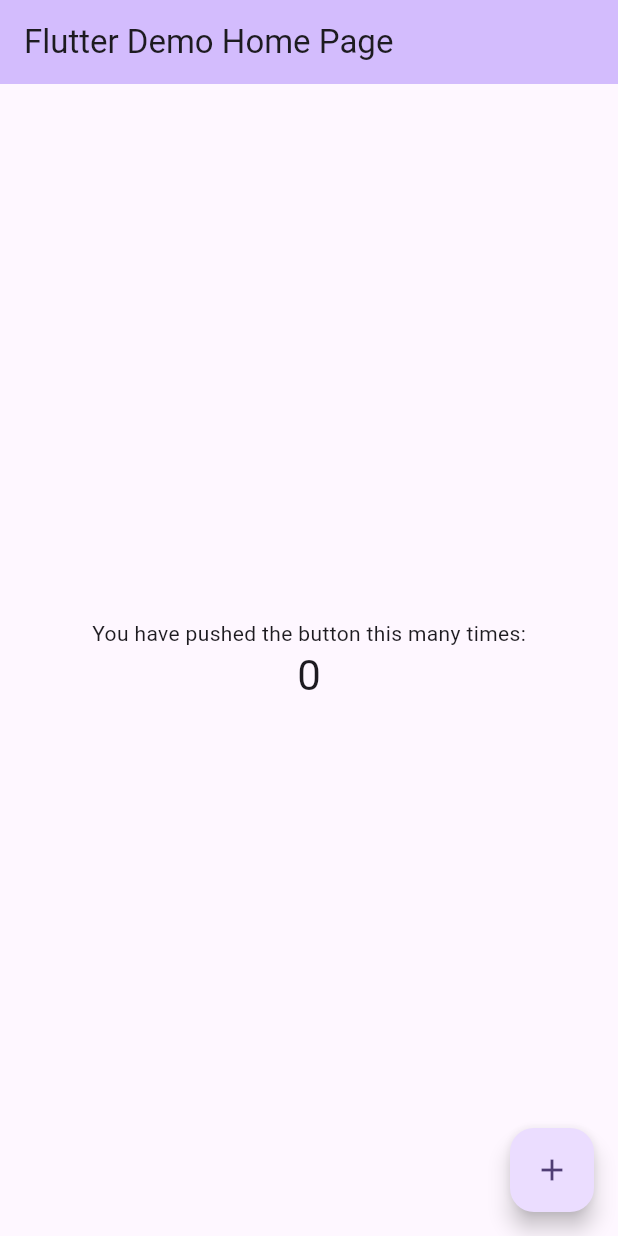
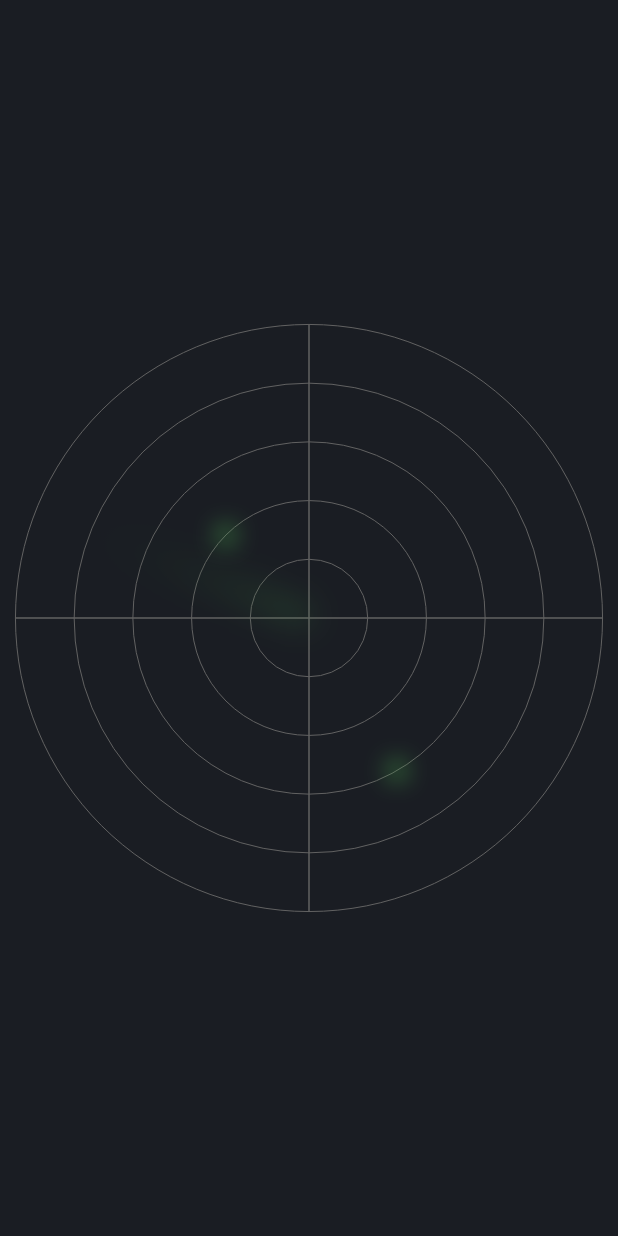
Before and after one commit to Akash3787/rescue_radar, a Flutter app: the screen it shows after launch, on a phone screen of 412 x 824 dp. Run offline on Flutter 3.47's test engine with Material 3 defaults, Android fonts, the phone set to English and light mode, and no system bars.

Commit message:
Mapping Interface, Rotating Sweeping Line, Blinking Green Pulse for Human Detection

```diff
--- a/lib/main.dart
+++ b/lib/main.dart
@@ -1,4 +1,5 @@
 import 'package:flutter/material.dart';
+import 'mapping_interface.dart';
 
 void main() {
   runApp(const MyApp());
@@ -7,116 +8,13 @@ void main() {
 class MyApp extends StatelessWidget {
   const MyApp({super.key});
 
-  // This widget is the root of your application.
   @override
   Widget build(BuildContext context) {
     return MaterialApp(
-      title: 'Flutter Demo',
-      theme: ThemeData(
-        // This is the theme of your application.
-        //
-        // TRY THIS: Try running your application with "flutter run". You'll see
-        // the application has a purple toolbar. Then, without quitting the app,
-        // try changing the seedColor in the colorScheme below to Colors.green
-        // and then invoke "hot reload" (save your changes or press the "hot
-        // reload" button in a Flutter-supported IDE, or press "r" if you used
-        // the command line to start the app).
-        //
-        // Notice that the counter didn't reset back to zero; the application
-        // state is not lost during the reload. To reset the state, use hot
-        // restart instead.
-        //
-        // This works for code too, not just values: Most code changes can be
-        // tested with just a hot reload.
-        colorScheme: ColorScheme.fromSeed(seedColor: Colors.deepPurple),
-      ),
-      home: const MyHomePage(title: 'Flutter Demo Home Page'),
+      debugShowCheckedModeBanner: false,
+      title: 'Rescue Radar',
+      theme: ThemeData.dark(),
+      home: MappingInterface(),  // <-- THIS SHOWS YOUR RADAR
     );
   }
 }
-
-class MyHomePage extends StatefulWidget {
-  const MyHomePage({super.key, required this.title});
-
-  // This widget is the home page of your application. It is stateful, meaning
-  // that it has a State object (defined below) that contains fields that affect
-  // how it looks.
-
-  // This class is the configuration for the state. It holds the values (in this
-  // case the title) provided by the parent (in this case the App widget) and
-  // used by the build method of the State. Fields in a Widget subclass are
-  // always marked "final".
-
-  final String title;
-
-  @override
-  State<MyHomePage> createState() => _MyHomePageState();
-}
-
-class _MyHomePageState extends State<MyHomePage> {
-  int _counter = 0;
-
-  void _incrementCounter() {
-    setState(() {
-      // This call to setState tells the Flutter framework that something has
-      // changed in this State, which causes it to rerun the build method below
-      // so that the display can reflect the updated values. If we changed
-      // _counter without calling setState(), then the build method would not be
-      // called again, and so nothing would appear to happen.
-      _counter++;
-    });
-  }
-
-  @override
-  Widget build(BuildContext context) {
-    // This method is rerun every time setState is called, for instance as done
-    // by the _incrementCounter method above.
-    //
-    // The Flutter framework has been optimized to make rerunning build methods
-    // fast, so that you can just rebuild anything that needs updating rather
-    // than having to individually change instances of widgets.
-    return Scaffold(
-      appBar: AppBar(
-        // TRY THIS: Try changing the color here to a specific color (to
-        // Colors.amber, perhaps?) and trigger a hot reload to see the AppBar
-        // change color while the other colors stay the same.
-        backgroundColor: Theme.of(context).colorScheme.inversePrimary,
-        // Here we take the value from the MyHomePage object that was created by
-        // the App.build method, and use it to set our appbar title.
-        title: Text(widget.title),
-      ),
-      body: Center(
-        // Center is a layout widget. It takes a single child and positions it
-        // in the middle of the parent.
-        child: Column(
-          // Column is also a layout widget. It takes a list of children and
-          // arranges them vertically. By default, it sizes itself to fit its
-          // children horizontally, and tries to be as tall as its parent.
-          //
-          // Column has various properties to control how it sizes itself and
-          // how it positions its children. Here we use mainAxisAlignment to
-          // center the children vertically; the main axis here is the vertical
-          // axis because Columns are vertical (the cross axis would be
-          // horizontal).
-          //
-          // TRY THIS: Invoke "debug painting" (choose the "Toggle Debug Paint"
-          // action in the IDE, or press "p" in the console), to see the
-          // wireframe for each widget.
-          mainAxisAlignment: MainAxisAlignment.center,
-          children: <Widget>[
-            const Text('You have pushed the button this many times:'),
-            Text(
-              '$_counter',
-              style: Theme.of(context).textTheme.headlineMedium,
-            ),
-          ],
-        ),
-      ),
-      floatingActionButton: FloatingActionButton(
-        onPressed: _incrementCounter,
-        tooltip: 'Increment',
-        child: const Icon(Icons.add),
-      ), // This trailing comma makes auto-formatting nicer for build methods.
-    );
-  }
-}
--- /dev/null
+++ b/lib/mapping_interface.dart
@@ -0,0 +1,134 @@
+import 'package:flutter/material.dart';
+import 'dart:math';
+
+class DetectedPoint {
+  final double angle;     // in radians
+  final double distance;  // 0 to 1 (normalized)
+  DetectedPoint(this.angle, this.distance);
+}
+
+class MappingInterface extends StatefulWidget {
+  @override
+  _MappingInterfaceState createState() => _MappingInterfaceState();
+}
+
+class _MappingInterfaceState extends State<MappingInterface>
+    with SingleTickerProviderStateMixin {
+
+  AnimationController? _controller;
+
+  // Example detected humans (later this will come from ESP32)
+  List<DetectedPoint> detected = [
+    DetectedPoint(pi / 3, 0.6),     // 60° at 60% radius
+    DetectedPoint(5 * pi / 4, 0.4), // 225°
+  ];
+
+  @override
+  void initState() {
+    super.initState();
+    _controller = AnimationController(
+      vsync: this,
+      duration: Duration(seconds: 5),
+    )..repeat();
+  }
+
+  @override
+  void dispose() {
+    _controller?.dispose();
+    super.dispose();
+  }
+
+  @override
+  Widget build(BuildContext context) {
+    return Scaffold(
+      backgroundColor: Color(0xFF1A1D23),
+      body: Center(
+        child: LayoutBuilder(
+          builder: (context, constraints) {
+            double size =
+                min(constraints.maxWidth, constraints.maxHeight) * 0.95;
+
+            return CustomPaint(
+              size: Size(size, size),
+              painter: RadarPainter(_controller!, detected),
+            );
+          },
+        ),
+      ),
+    );
+  }
+}
+
+class RadarPainter extends CustomPainter {
+  final Animation<double> animation;
+  final List<DetectedPoint> detected;
+
+  RadarPainter(this.animation, this.detected) : super(repaint: animation);
+
+  @override
+  void paint(Canvas canvas, Size size) {
+    final center = Offset(size.width / 2, size.height / 2);
+
+    // ---- Draw concentric circles ----
+    final circlePaint = Paint()
+      ..color = Colors.grey.shade700
+      ..style = PaintingStyle.stroke;
+
+    for (int i = 1; i <= 5; i++) {
+      canvas.drawCircle(center, i * size.width / 10, circlePaint);
+    }
+
+    // ---- Crosshair ----
+    final linePaint = Paint()
+      ..color = Colors.grey.shade700
+      ..strokeWidth = 1;
+
+    canvas.drawLine(center.translate(-size.width / 2, 0),
+        center.translate(size.width / 2, 0), linePaint);
+
+    canvas.drawLine(center.translate(0, -size.height / 2),
+        center.translate(0, size.height / 2), linePaint);
+
+    // ---- Sweeping line ----
+    final sweepPaint = Paint()
+      ..shader = RadialGradient(
+        colors: [
+          Colors.green.withOpacity(0.9),
+          Colors.transparent,
+        ],
+      ).createShader(
+        Rect.fromCircle(center: center, radius: size.width / 2),
+      )
+      ..strokeWidth = 4
+      ..style = PaintingStyle.stroke
+      ..maskFilter = MaskFilter.blur(BlurStyle.normal, 12);
+
+    final angle = animation.value * 2 * pi;
+    final endX = center.dx + (size.width / 2) * cos(angle);
+    final endY = center.dy + (size.height / 2) * sin(angle);
+    canvas.drawLine(center, Offset(endX, endY), sweepPaint);
+
+    // ---- Draw detected humans as blinking pulse ----
+    drawPulseDetections(canvas, size, center);
+  }
+
+  void drawPulseDetections(Canvas canvas, Size size, Offset center) {
+    for (var d in detected) {
+
+      final dx = center.dx + cos(d.angle) * (d.distance * size.width / 2);
+      final dy = center.dy + sin(d.angle) * (d.distance * size.height / 2);
+      Offset point = Offset(dx, dy);
+
+      final pulseSize = 8 + sin(animation.value * 2 * pi) * 5;
+
+      final pulsePaint = Paint()
+        ..color = Colors.green.withOpacity(0.8)
+        ..maskFilter = MaskFilter.blur(BlurStyle.normal, 8);
+
+      canvas.drawCircle(point, pulseSize, pulsePaint);
+    }
+  }
+
+  @override
+  bool shouldRepaint(covariant CustomPainter oldDelegate) => true;
+}
```
